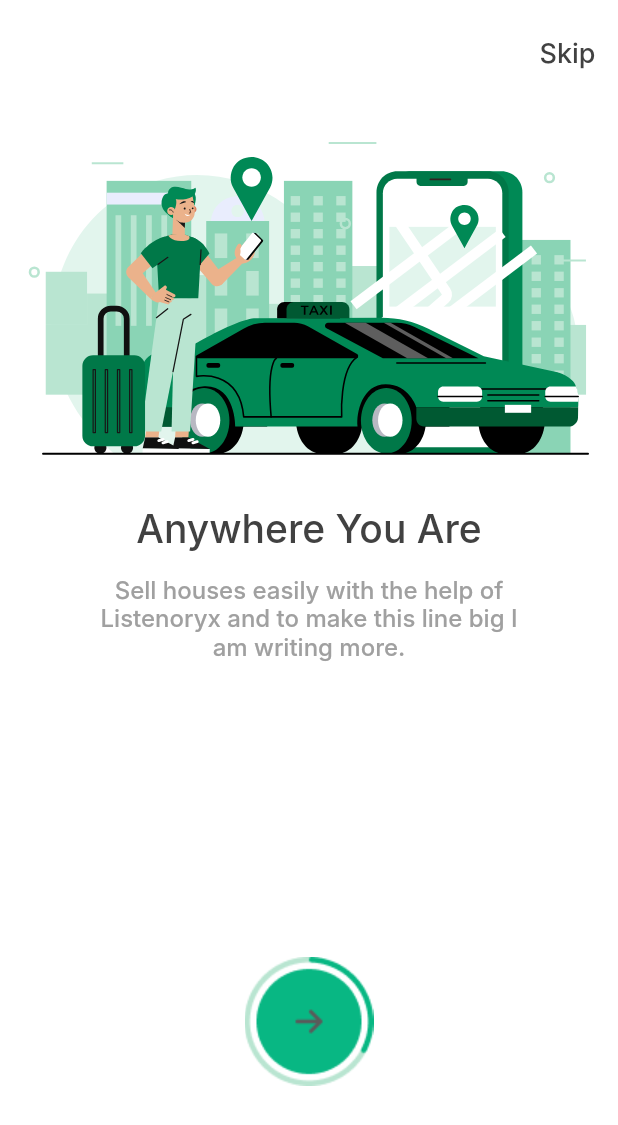
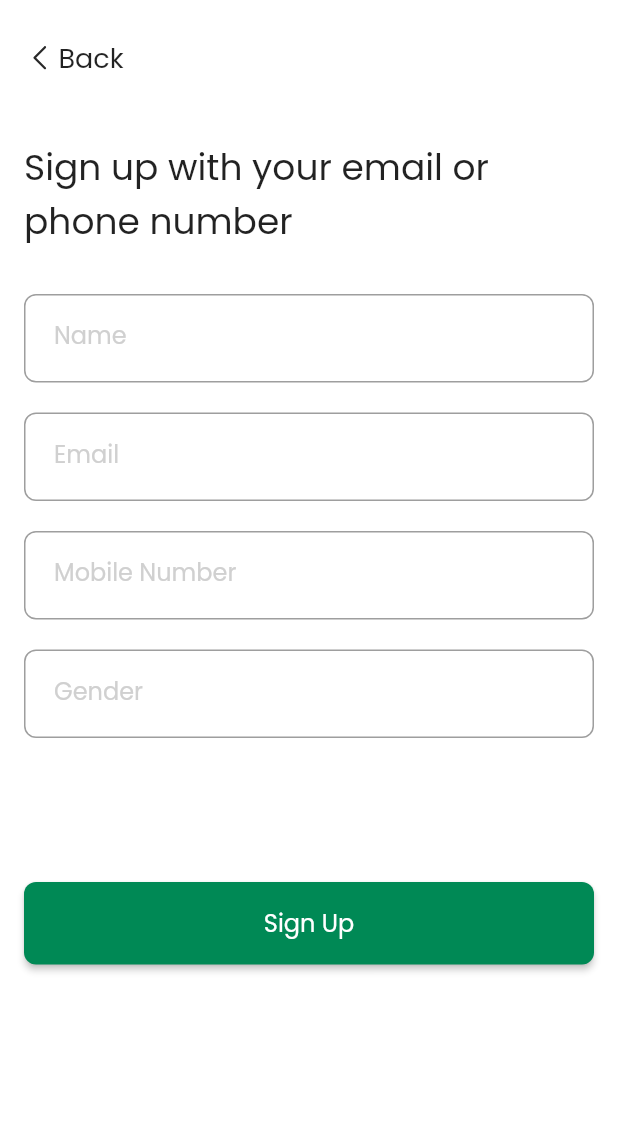
Before and after one commit to ALIRAZA17/EaseTour, a Flutter app: the screen it shows after launch, on a phone screen of 412 x 824 dp. Shown: the top 1125 px of the screen. Run offline on Flutter 3.47's test engine with Material 2 defaults, Android fonts, the phone set to English and light mode, and no system bars; our stand-ins replace flutter_svg, get, stacked; Roboto replaces fonts that are missing (Inter).

Commit message:
Added Sign up Screen

```diff
--- a/lib/common/resources/constants/routes.dart
+++ b/lib/common/resources/constants/routes.dart
@@ -1,6 +1,7 @@
 import 'package:ease_tour/screens/on_boarding/primary/primary_vu.dart';
 import 'package:ease_tour/screens/on_boarding/secondry/secondry_vu.dart';
 import 'package:ease_tour/screens/on_boarding/tertiary/tertiary_vu.dart';
+import 'package:ease_tour/screens/signup/ui_signup_screen.dart';
 import 'package:flutter/material.dart';
 import 'package:get/get.dart';
 
@@ -23,6 +24,12 @@ appRoutes() => [
         transition: Transition.fadeIn,
         transitionDuration: const Duration(milliseconds: 200),
       ),
+      GetPage(
+        name: '/signup',
+        page: () => const SignUpScreen(),
+        transition: Transition.fadeIn,
+        transitionDuration: const Duration(milliseconds: 200),
+      ),
     ];
 
 class MyMiddelware extends GetMiddleware {
--- a/lib/common/resources/constants/styles.dart
+++ b/lib/common/resources/constants/styles.dart
@@ -15,6 +15,7 @@ class Styles {
 
   static Color primaryTextColor = const Color(0xff414141);
   static Color secondryTextColor = const Color(0xffA0A0A0);
+  static Color tertiaryTextColor = const Color.fromRGBO(208, 208, 208, 1);
 
   static Color primaryIconColor = const Color(0xff414141);
 
--- a/lib/common/resources/constants/themes.dart
+++ b/lib/common/resources/constants/themes.dart
@@ -4,7 +4,7 @@ import 'package:flutter/material.dart';
 class Themes {
   static ThemeData lightThemeData() {
     return ThemeData(
-      fontFamily: 'Inter',
+      fontFamily: 'Poppins',
       brightness: Brightness.light,
       primaryColor: Styles.primaryColor,
       scaffoldBackgroundColor: Styles.backgroundColor,
@@ -16,7 +16,7 @@ class Themes {
 // dark Theme
   static ThemeData darkThemeData() {
     return ThemeData(
-      fontFamily: 'Inter',
+      fontFamily: 'Poppins',
       brightness: Brightness.dark,
       primaryColor: Styles.primaryColor,
       scaffoldBackgroundColor: Styles.backgroundColor,
--- a/lib/common/widgets/textFields/app_text_field.dart
+++ b/lib/common/widgets/textFields/app_text_field.dart
@@ -0,0 +1,41 @@
+import 'package:ease_tour/common/resources/constants/styles.dart';
+import 'package:flutter/material.dart';
+
+class AppTextField extends StatelessWidget {
+  const AppTextField({super.key, required this.label});
+
+  final String label;
+
+  @override
+  Widget build(BuildContext context) {
+    return TextFormField(
+      decoration: InputDecoration(
+        label: Text(
+          label,
+          style: Styles.displaySmNormalStyle.copyWith(
+            color: Styles.tertiaryTextColor,
+          ),
+        ),
+        border: const OutlineInputBorder(
+          borderRadius: BorderRadius.all(
+            Radius.circular(8),
+          ),
+          borderSide: BorderSide(
+            color: Color.fromRGBO(184, 184, 184, 1),
+          ),
+        ),
+        focusedBorder: OutlineInputBorder(
+          borderSide: BorderSide(color: Styles.primaryColor),
+          borderRadius: const BorderRadius.all(
+            Radius.circular(8),
+          ),
+        ),
+        contentPadding: const EdgeInsets.only(
+          left: 20,
+          top: 19,
+          bottom: 18,
+        ),
+      ),
+    );
+  }
+}
--- a/lib/main.dart
+++ b/lib/main.dart
@@ -23,7 +23,7 @@ class MyApp extends StatelessWidget {
           darkTheme: Themes.darkThemeData(),
           themeMode: provider.themeMode,
           debugShowCheckedModeBanner: false,
-          initialRoute: '/onBoarding/primary',
+          initialRoute: '/signup',
           getPages: appRoutes(),
         ),
       ),
--- a/lib/screens/signup/ui_signup_screen.dart
+++ b/lib/screens/signup/ui_signup_screen.dart
@@ -0,0 +1,73 @@
+import 'package:ease_tour/common/resources/constants/styles.dart';
+import 'package:ease_tour/common/widgets/appBar/app_bar.dart';
+import 'package:ease_tour/common/widgets/button/app_text_button.dart';
+import 'package:ease_tour/common/widgets/textFields/app_text_field.dart';
+import 'package:flutter/material.dart';
+
+class SignUpScreen extends StatelessWidget {
+  const SignUpScreen({super.key});
+
+  @override
+  Widget build(BuildContext context) {
+    return Scaffold(
+      appBar: const EtAppBar(),
+      body: SingleChildScrollView(
+        child: Container(
+          padding: const EdgeInsets.only(left: 16, right: 16),
+          child: Column(
+            children: [
+              const SizedBox(
+                height: 30,
+              ),
+              Text(
+                "Sign up with your email or phone number",
+                style: Styles.displayLargeNormalStyle.copyWith(
+                  fontSize: 24,
+                ),
+              ),
+              const SizedBox(
+                height: 30,
+              ),
+              Form(
+                child: Column(
+                  crossAxisAlignment: CrossAxisAlignment.stretch,
+                  children: [
+                    const AppTextField(
+                      label: "Name",
+                    ),
+                    const SizedBox(
+                      height: 20,
+                    ),
+                    const AppTextField(
+                      label: "Email",
+                    ),
+                    const SizedBox(
+                      height: 20,
+                    ),
+                    const AppTextField(
+                      label: "Mobile Number",
+                    ),
+                    const SizedBox(
+                      height: 20,
+                    ),
+                    const AppTextField(
+                      label: "Gender",
+                    ),
+                    const SizedBox(
+                      height: 96,
+                    ),
+                    AppTextButton(
+                      text: "Sign Up",
+                      onTap: () {},
+                      color: Styles.buttonColorPrimary,
+                    )
+                  ],
+                ),
+              )
+            ],
+          ),
+        ),
+      ),
+    );
+  }
+}
```
